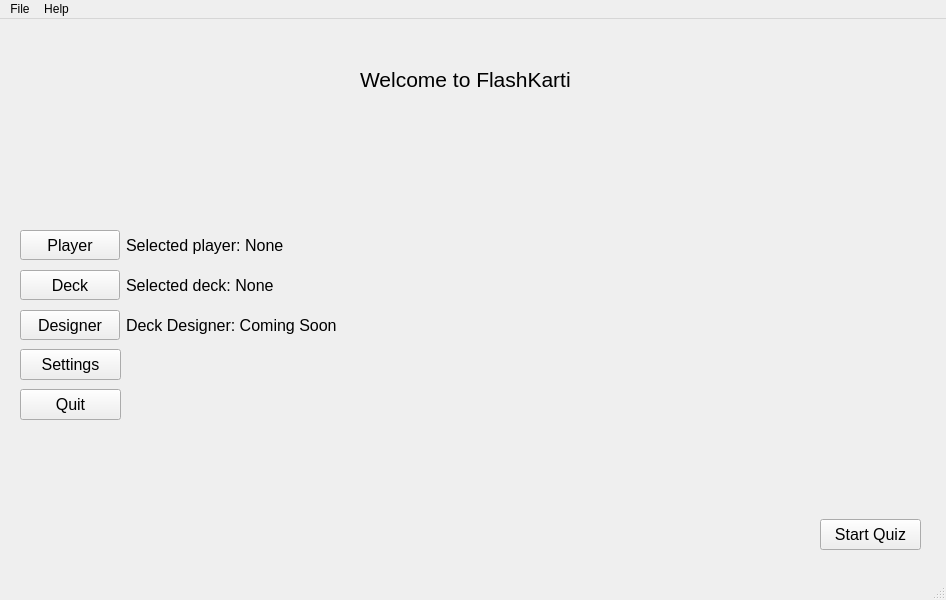
Before: the Qt Designer form src/ui/main_window.ui in nikolovdeyan/flashkarti, drawn with Qt 5.
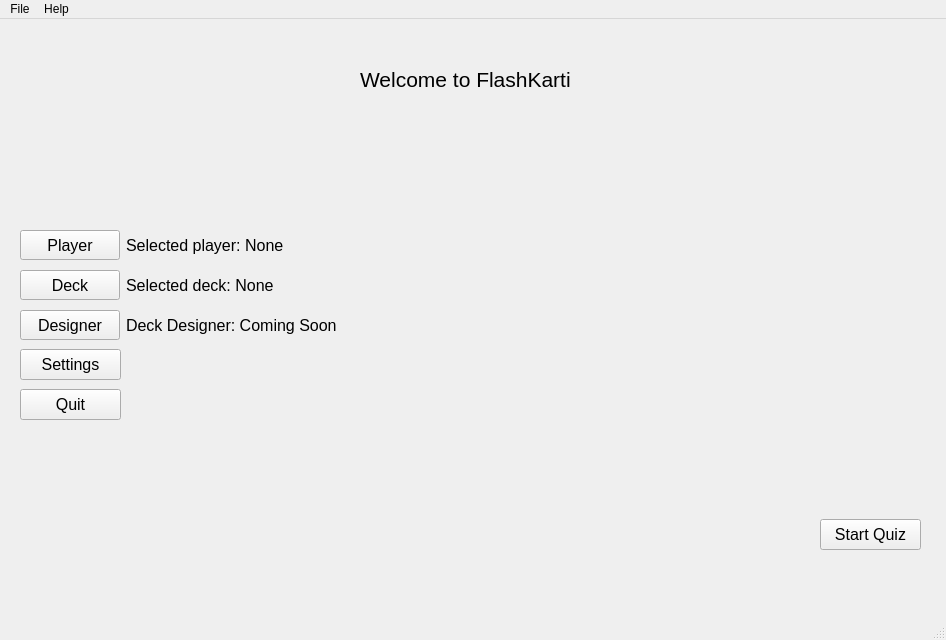
After: the same form once the commit is applied.

Commit message: Change windows' layouts. Added 'End Quiz' button

Patch:
```diff
--- a/src/ui/main_window.ui
+++ b/src/ui/main_window.ui
@@ -7,7 +7,7 @@
     <x>0</x>
     <y>0</y>
     <width>946</width>
-    <height>600</height>
+    <height>640</height>
    </rect>
   </property>
   <property name="windowTitle">
```
The commit also changes 4 other files.
